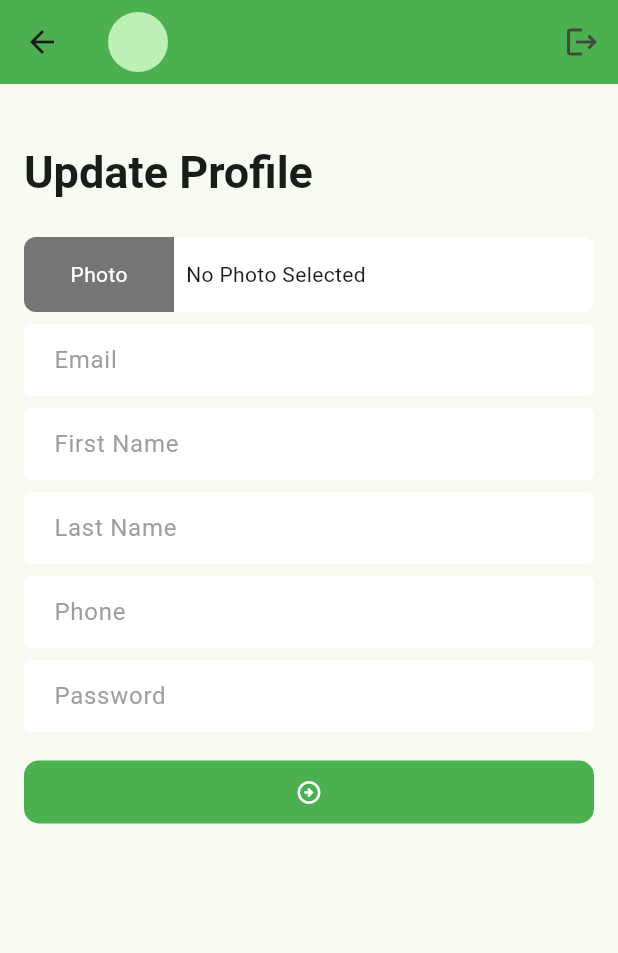
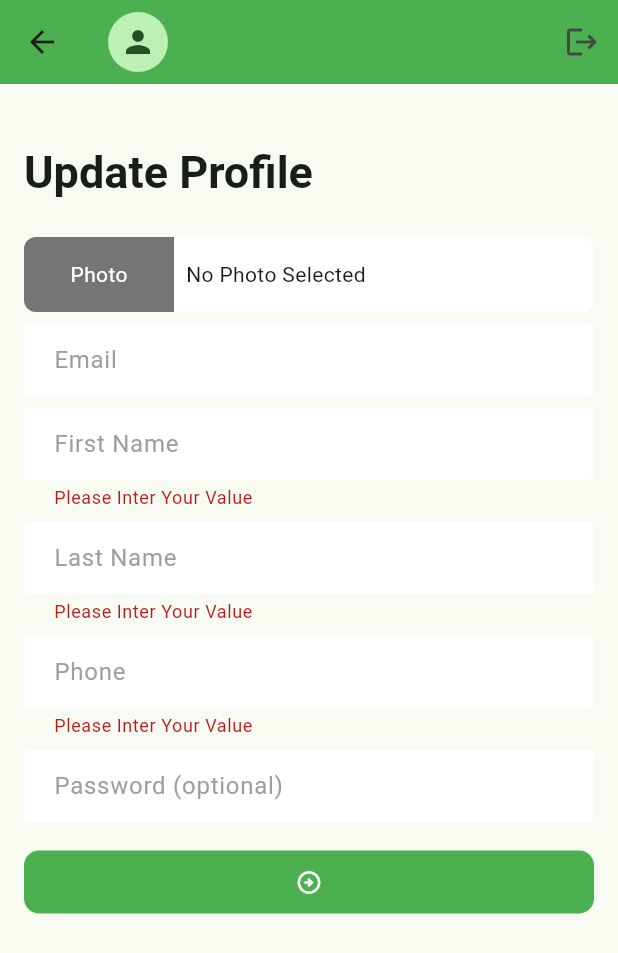
Before and after one commit to tanvirkhan00/task_management_project, a Flutter app: the UpdateProfileScreen screen opened by its route, after a tap on the "arrow circle right" icon, on a phone screen of 412 x 824 dp. Shown: the top 953 px of the screen. Run offline on Flutter 3.47's test engine with Material 3 defaults, Android fonts, the phone set to English and light mode, and no system bars; our stand-ins replace email_validator, flutter_svg, image_picker, logger, pin_code_fields, shared_preferences; accounts and stored records are empty.

Commit message:
update profile by api Call

```diff
--- a/lib/data/models/user-models.dart
+++ b/lib/data/models/user-models.dart
@@ -6,6 +6,7 @@ class UserModel{
   final String firstname;
   final String lastname;
   final String mobile;
+  final String photo;
 
   String get FullName {
     return '$firstname $lastname';
@@ -15,7 +16,8 @@ class UserModel{
     required this.email,
     required this.firstname,
     required this.lastname,
-    required this.mobile
+    required this.mobile,
+    required this.photo,
   });
 
   factory UserModel.fromJson(Map<String, dynamic> jsonData) {
@@ -25,6 +27,7 @@ class UserModel{
         firstname: jsonData['firstName'],
         lastname: jsonData['lastName'],
         mobile: jsonData['mobile'],
+        photo: jsonData['photo'] ?? '',
     );
   }
 
@@ -35,6 +38,7 @@ class UserModel{
       'firstname' : firstname,
       'lastname' : lastname,
       'mobile' : mobile,
+      'photo' : photo,
     };
   }
 
--- a/lib/data/utils/urls.dart
+++ b/lib/data/utils/urls.dart
@@ -6,7 +6,10 @@ class Urls {
   static const String createTask = "$_baseUrl/createTask";
   static const String statatusCount = "$_baseUrl/taskStatusCount";
   static const String newTaskListUrl = "$_baseUrl/listTaskByStatus/New";
-  static const String progressTaskListUrl = "$_baseUrl/listTaskByStatus/Progress";
+  static const String progressTaskListUrl =
+      "$_baseUrl/listTaskByStatus/Progress";
   static String updateTaskStatus(String id, String newStatus) =>
       "$_baseUrl/updateTaskStatus/$id/$newStatus";
+  static String deleteTask(String id) => "$_baseUrl/deleteTask/$id";
+  static const String updateProfile = "$_baseUrl/ProfileUpdate";
 }
--- a/lib/ui/Screen/update_profile_screen.dart
+++ b/lib/ui/Screen/update_profile_screen.dart
@@ -1,5 +1,14 @@
+
+
+import 'dart:convert';
+
 import 'package:flutter/material.dart';
 import 'package:image_picker/image_picker.dart';
+import 'package:task_managenent/data/models/user-models.dart';
+import 'package:task_managenent/data/services/apiCaller.dart';
+import 'package:task_managenent/data/utils/urls.dart';
+import 'package:task_managenent/ui/controllers/auth-controller.dart';
+import 'package:task_managenent/ui/widgets/snack_bar_message.dart';
 import 'package:task_managenent/ui/widgets/tm_appbar.dart';
 
 import '../widgets/photo_picker.dart';
@@ -21,8 +30,21 @@ class _UpdateProfileScreenState extends State<UpdateProfileScreen> {
   final TextEditingController _numberEditingController = TextEditingController();
   final TextEditingController _passwordEditingController = TextEditingController();
 
+  bool _updateProfileInProgress = false ;
+
   final ImagePicker _imagePicker = ImagePicker();
    XFile? _selectedImage ;
+
+   @override
+  void initState() {
+    super.initState();
+    UserModel user = AuthController.userModel!;
+
+    _emailEditingController.text = user.email;
+    _fnameEditingController.text = user.firstname;
+    _lnameEditingController.text = user.lastname;
+    _numberEditingController.text = user.mobile;
+  }
 
   @override
   Widget build(BuildContext context) {
@@ -35,6 +57,7 @@ class _UpdateProfileScreenState extends State<UpdateProfileScreen> {
           padding: const EdgeInsets.all(16),
           child: Form(
             key: _formKey,
+            autovalidateMode: AutovalidateMode.onUserInteraction,
             child: Column(
               crossAxisAlignment: CrossAxisAlignment.start,
               children: [
@@ -46,6 +69,7 @@ class _UpdateProfileScreenState extends State<UpdateProfileScreen> {
                 SizedBox(height: 8,),
                 TextFormField(
                   controller: _emailEditingController,
+                  enabled: false,
                   decoration: InputDecoration(
                       hintText: 'Email'
                   ),
@@ -53,6 +77,13 @@ class _UpdateProfileScreenState extends State<UpdateProfileScreen> {
                 const SizedBox(height: 8,),
                 TextFormField(
                   controller: _fnameEditingController,
+                  validator: (String? value) {
+                    if(value?.trim().isEmpty ?? true){
+                      return "Please Inter Your Value";
+                    } else {
+                      return null;
+                    }
+                  },
                   decoration: InputDecoration(
                       hintText: 'First Name'
                   ),
@@ -60,6 +91,13 @@ class _UpdateProfileScreenState extends State<UpdateProfileScreen> {
                 const SizedBox(height: 8,),
                 TextFormField(
                   controller: _lnameEditingController,
+                  validator: (String? value) {
+                    if(value?.trim().isEmpty ?? true){
+                      return "Please Inter Your Value";
+                    } else {
+                      return null;
+                    }
+                  },
                   decoration: InputDecoration(
                       hintText: 'Last Name'
                   ),
@@ -67,6 +105,13 @@ class _UpdateProfileScreenState extends State<UpdateProfileScreen> {
                 const SizedBox(height: 8,),
                 TextFormField(
                   controller: _numberEditingController,
+                  validator: (String? value) {
+                    if(value?.trim().isEmpty ?? true){
+                      return "Please Inter Your Value";
+                    } else {
+                      return null;
+                    }
+                  },
                   keyboardType: TextInputType.number,
                   decoration: InputDecoration(
                       hintText: 'Phone'
@@ -76,14 +121,27 @@ class _UpdateProfileScreenState extends State<UpdateProfileScreen> {
                 TextFormField(
                   controller: _passwordEditingController,
                   obscureText: true,
+                  validator: (String? value) {
+                    if((value != null && value.isNotEmpty) && value.length <6 ){
+                      return "Please Inter Valid Password";
+                    } else {
+                      return null;
+                    }
+                  },
                   decoration: InputDecoration(
-                      hintText: 'Password'
+                      hintText: 'Password (optional)'
                   ),
                 ),
                 const SizedBox(height: 8,),
                 const SizedBox(height: 8,),
-                FilledButton(onPressed: (){},
-                    child: Icon(Icons.arrow_circle_right_outlined)),
+                Visibility(
+                  visible: _updateProfileInProgress == false,
+                  replacement: Center(
+                    child: CircularProgressIndicator(),
+                  ),
+                  child: FilledButton(onPressed: _onTapUpdateButton,
+                      child: Icon(Icons.arrow_circle_right_outlined)),
+                ),
               ],
 
             ),
@@ -93,12 +151,60 @@ class _UpdateProfileScreenState extends State<UpdateProfileScreen> {
     );
   }
 
+  void _onTapUpdateButton() {
+     if(_formKey.currentState!.validate()) {
+        _updateProfile();
+     }
+  }
+
+  Future<void> _updateProfile() async {
+     _updateProfileInProgress = true;
+     setState(() { });
+
+     final Map<String, dynamic> requestBody ={
+       "email":_emailEditingController.text,
+       "firstName":_fnameEditingController.text.trim(),
+       "lastName":_lnameEditingController.text.trim(),
+       "mobile":_numberEditingController.text.trim(),
+     };
+     if( _passwordEditingController.text.isNotEmpty) {
+       requestBody['password'] = _passwordEditingController.text;
+     }
+
+     String ? encodedPhoto;
+     if(_selectedImage != null) {
+       List<int> bytes = await _selectedImage!.readAsBytes();
+       encodedPhoto= jsonEncode(bytes);
+       requestBody['photo'] = encodedPhoto;
+     }
+
+     final ApiResponse response = await apiCaller.postRequest(
+         url: Urls.updateProfile, body: requestBody);
+     _updateProfileInProgress = false;
+     setState(() {});
+
+     if (response.isSuccess) {
+       _passwordEditingController.clear();
+       UserModel model = UserModel(
+           id: AuthController.userModel!.id,
+           email: _emailEditingController.text,
+           firstname: _fnameEditingController.text,
+           lastname: _lnameEditingController.text,
+           mobile: _numberEditingController.text,
+           photo: encodedPhoto ?? AuthController.userModel!.photo,
+       );
+       AuthController.updateUserdata(model);
+       showSnakbarMessage(context, "Profile has been updated !");
+     } else {
+       showSnakbarMessage(context, response.errorMessage!);
+     }
+  }
+
   Future<void> _pickImage() async {
     XFile? pickedImage = await _imagePicker.pickImage(source: ImageSource.gallery);
     if (pickedImage != null) {
       _selectedImage = pickedImage ;
       setState(() {});
-
     }
   }
 
--- a/lib/ui/controllers/auth-controller.dart
+++ b/lib/ui/controllers/auth-controller.dart
@@ -17,6 +17,11 @@ class AuthController {
     await sharedPreferences.setString(_accessTokenKey, token);
     await sharedPreferences.setString(_userModelKey, jsonEncode(model.toJson()));
     accessToken = token ;
+    userModel = model ;
+  }
+  static Future<void> updateUserdata(UserModel model) async {
+    SharedPreferences sharedPreferences = await SharedPreferences.getInstance();
+    await sharedPreferences.setString(_userModelKey, jsonEncode(model.toJson()));
     userModel = model ;
   }
 
--- a/lib/ui/widgets/tm_appbar.dart
+++ b/lib/ui/widgets/tm_appbar.dart
@@ -1,3 +1,5 @@
+import 'dart:convert';
+
 import 'package:flutter/cupertino.dart';
 import 'package:flutter/material.dart';
 import 'package:task_managenent/ui/Screen/login_screen.dart';
@@ -18,6 +20,8 @@ class TMAppBar extends StatefulWidget implements PreferredSizeWidget {
 }
 
 class _TMAppBarState extends State<TMAppBar> {
+  final _profilePhoto =AuthController.userModel!.photo;
+
   @override
   Widget build(BuildContext context) {
     return AppBar(
@@ -34,7 +38,9 @@ class _TMAppBarState extends State<TMAppBar> {
         child: Row(
           spacing: 10,
           children: [
-            CircleAvatar(),
+            CircleAvatar(
+              child: _profilePhoto.isNotEmpty ? Image.memory(jsonDecode(_profilePhoto)) : Icon(Icons.person),
+            ),
             Column(
               crossAxisAlignment: CrossAxisAlignment.start,
               children: [
```
Also changed, not shown: lib/ui/widgets/task-card.dart (+26 -3 lines).
